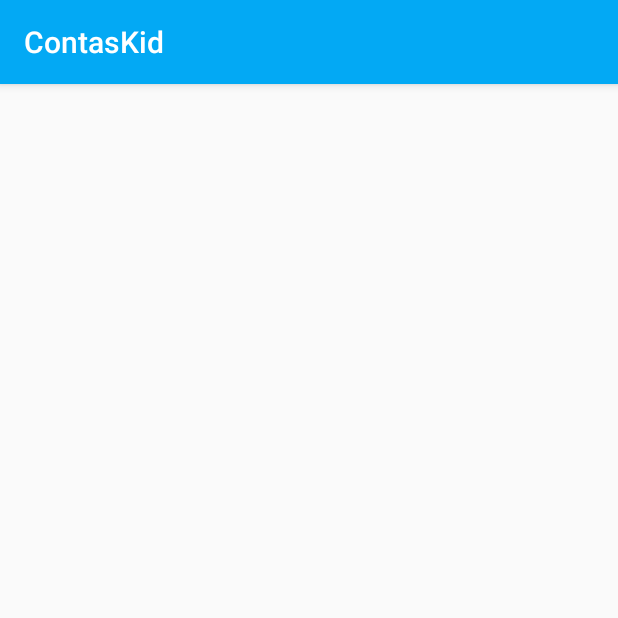
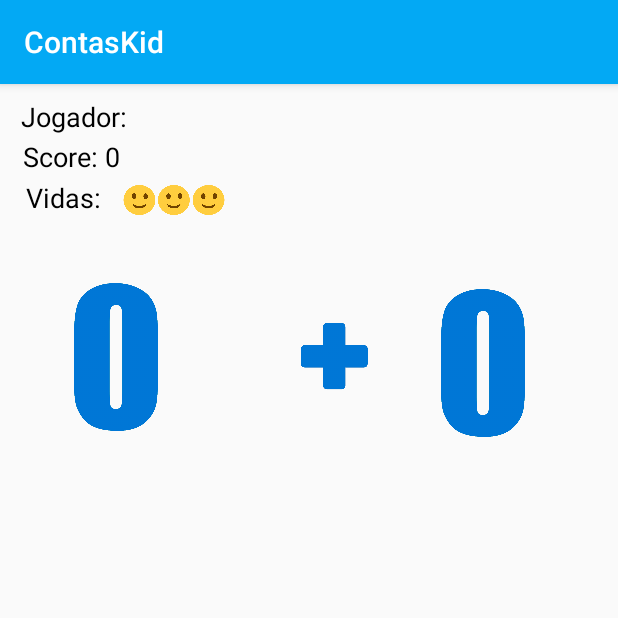
Before and after one commit to lpimentel/ContasKid, an Android app: the Main2Activity_Nivel1 screen opened directly, with no data from a screen before it, on a phone screen of 412 x 824 dp, the top half of it. Run offline under Robolectric (Android 15) with nearby library versions, the phone set to English and light mode, and no system bars.

Commit message:
Implementa parte do nível um da segunda atividade

```diff
--- a/app/src/main/res/layout/activity_main.xml
+++ b/app/src/main/res/layout/activity_main.xml
@@ -56,7 +56,6 @@
         android:background="@drawable/fundoet"
         android:contentDescription="@string/app_name"
         android:gravity="center"
-        android:text="TextView"
         android:textColor="@android:color/background_light"
         android:textColorHint="@android:color/background_light"
         android:textSize="20sp"
--- a/app/src/main/res/layout/activity_main2__nivel1.xml
+++ b/app/src/main/res/layout/activity_main2__nivel1.xml
@@ -1,9 +1,103 @@
 <?xml version="1.0" encoding="utf-8"?>
-<android.support.constraint.ConstraintLayout xmlns:android="http://schemas.android.com/apk/res/android"
+<RelativeLayout xmlns:android="http://schemas.android.com/apk/res/android"
     xmlns:app="http://schemas.android.com/apk/res-auto"
     xmlns:tools="http://schemas.android.com/tools"
     android:layout_width="match_parent"
     android:layout_height="match_parent"
     tools:context=".Main2Activity_Nivel1">
 
-</android.support.constraint.ConstraintLayout>
+    <TextView
+        android:id="@+id/textView_nome"
+        android:layout_width="wrap_content"
+        android:layout_height="wrap_content"
+        android:layout_alignParentStart="true"
+        android:layout_alignParentLeft="true"
+        android:layout_alignParentTop="true"
+        android:layout_marginStart="14dp"
+        android:layout_marginLeft="14dp"
+        android:layout_marginTop="9dp"
+        android:text="@string/jogador_nome"
+        android:textColor="@android:color/background_dark"
+        android:textSize="18sp" />
+
+    <TextView
+        android:id="@+id/textView_score"
+        android:layout_width="wrap_content"
+        android:layout_height="wrap_content"
+        android:layout_alignParentStart="true"
+        android:layout_alignParentLeft="true"
+        android:layout_alignParentTop="true"
+        android:layout_marginStart="15dp"
+        android:layout_marginLeft="15dp"
+        android:layout_marginTop="36dp"
+        android:text="@string/total_score"
+        android:textColor="@android:color/background_dark"
+        android:textSize="18sp" />
+
+    <TextView
+        android:id="@+id/textView_vidas"
+        android:layout_width="wrap_content"
+        android:layout_height="wrap_content"
+        android:layout_alignParentStart="true"
+        android:layout_alignParentLeft="true"
+        android:layout_alignParentTop="true"
+        android:layout_marginStart="17dp"
+        android:layout_marginLeft="17dp"
+        android:layout_marginTop="63dp"
+        android:text="@string/et_vidas"
+        android:textColor="@android:color/background_dark"
+        android:textSize="18sp" />
+
+    <ImageView
+        android:id="@+id/imageView_vidas"
+        android:layout_width="80dp"
+        android:layout_height="25dp"
+        android:layout_alignBottom="@+id/textView_vidas"
+        android:layout_alignParentStart="true"
+        android:layout_alignParentLeft="true"
+        android:layout_marginStart="76dp"
+        android:layout_marginLeft="76dp"
+        android:layout_marginBottom="-2dp"
+        android:contentDescription="@string/app_name"
+        app:srcCompat="@drawable/tresvidas" />
+
+    <ImageView
+        android:id="@+id/imageViewNum1"
+        android:layout_width="120dp"
+        android:layout_height="120dp"
+        android:layout_alignParentStart="true"
+        android:layout_alignParentLeft="true"
+        android:layout_alignParentTop="true"
+        android:layout_marginStart="17dp"
+        android:layout_marginLeft="17dp"
+        android:layout_marginTop="121dp"
+        android:contentDescription="@string/app_name"
+        app:srcCompat="@drawable/zero" />
+
+    <ImageView
+        android:id="@+id/imageView_signo"
+        android:layout_width="120dp"
+        android:layout_height="120dp"
+        android:layout_alignParentTop="true"
+        android:layout_alignParentEnd="true"
+        android:layout_alignParentRight="true"
+        android:layout_marginTop="123dp"
+        android:layout_marginEnd="128dp"
+        android:layout_marginRight="128dp"
+        android:contentDescription="@string/app_name"
+        app:srcCompat="@drawable/adiciona" />
+
+    <ImageView
+        android:id="@+id/imageView5"
+        android:layout_width="120dp"
+        android:layout_height="120dp"
+        android:layout_alignParentTop="true"
+        android:layout_alignParentEnd="true"
+        android:layout_alignParentRight="true"
+        android:layout_marginTop="125dp"
+        android:layout_marginEnd="30dp"
+        android:layout_marginRight="30dp"
+        android:contentDescription="@string/app_name"
+        app:srcCompat="@drawable/zero" />
+
+</RelativeLayout>
--- a/app/src/main/res/values/strings.xml
+++ b/app/src/main/res/values/strings.xml
@@ -2,4 +2,9 @@
     <string name="app_name">ContasKid</string>
     <string name="et_nome">Introduz o teu nome</string>
     <string name="bt_jogar">Jogar</string>
+    <string name="et_vidas">Vidas:</string>
+    <string name="jogador_nome">Jogador:</string>
+    <string name="total_score">Score: 0</string>
+    <string name="bt_somar">Verificar</string>
+    <string name="et_resposta">Resposta</string>
 </resources>
```
